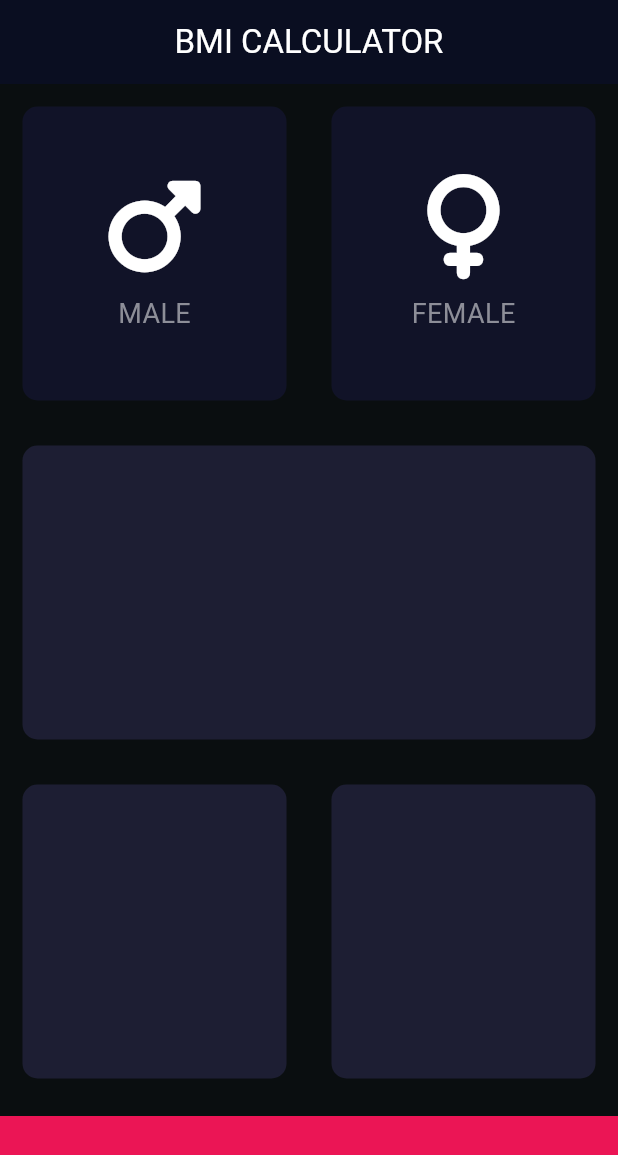
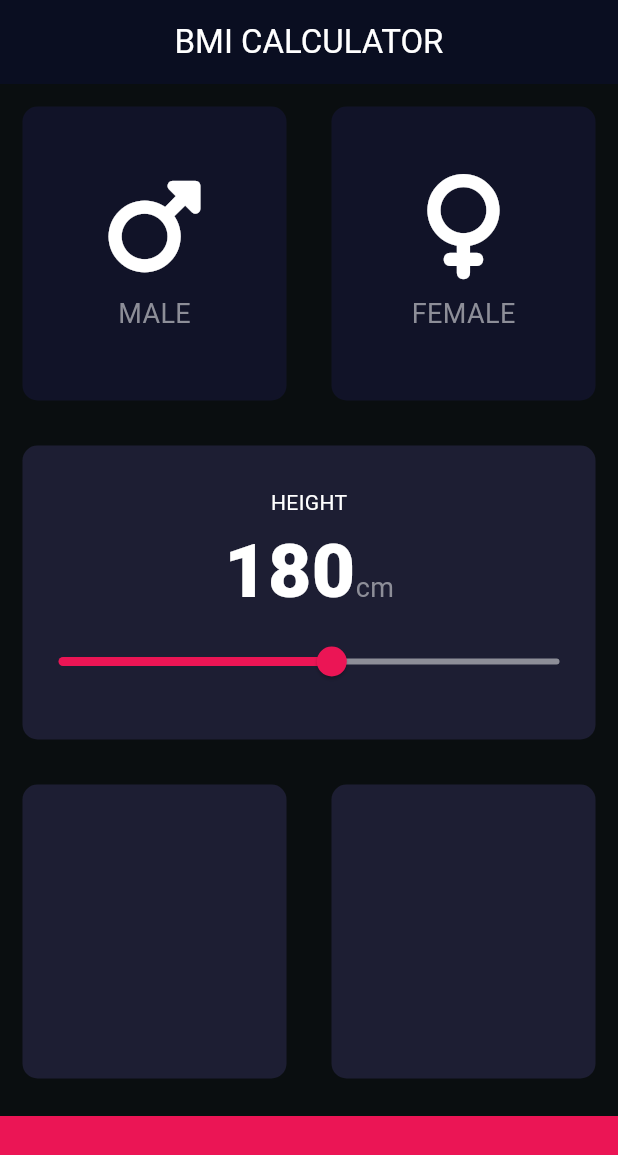
Before and after one commit to RITWIZSINGH/bmi_calculator_flutter, a Flutter app: the screen it shows after launch, on a phone screen of 412 x 824 dp. Shown: the top 1155 px of the screen. Run offline on Flutter 3.47's test engine with Material 3 defaults, Android fonts, the phone set to English and light mode, and no system bars; our stand-ins replace font_awesome_flutter; missing offline and left inert: dart:js_interop.

Commit message:
added the slider widget for height

```diff
--- a/lib/constants.dart
+++ b/lib/constants.dart
@@ -1,11 +1,16 @@
 // ignore_for_file: unused_import
 
 import 'package:flutter/material.dart';
+
 const bottomContainerWeight = 80.0;
 const activeCardColor = Color(0xFF1D1E33);
 const inactiveCardColor = Color(0xFF111328);
 const bottomCardColor = Color(0xFFEB1555);
 const labelTextStyle = TextStyle(
-              fontSize: 18.0,
-              color: Color(0xFF8D8E98),
-            );
+  fontSize: 18.0,
+  color: Color(0xFF8D8E98),
+);
+const kNumberTextLabel = TextStyle(
+  fontSize: 50.0,
+  fontWeight: FontWeight.w900,
+);
--- a/lib/input_page.dart
+++ b/lib/input_page.dart
@@ -1,4 +1,6 @@
 // ignore_for_file: library_private_types_in_public_api, prefer_const_constructors, prefer_const_literals_to_create_immutables, use_key_in_widget_constructors, unnecessary_import, sort_child_properties_last, unused_import
+
+import 'dart:js_interop';
 
 import 'package:flutter/cupertino.dart';
 import 'package:flutter/material.dart';
@@ -7,8 +9,6 @@ import 'package:font_awesome_flutter/font_awesome_flutter.dart';
 import 'icon_content.dart';
 import 'reusable_card.dart';
 import 'constants.dart';
-
-
 
 enum Gender {
   male,
@@ -21,7 +21,8 @@ class InputPage extends StatefulWidget {
 }
 
 class _InputPageState extends State<InputPage> {
-   Gender? selectedGender;
+  Gender? selectedGender;
+  int height = 180;
 
   @override
   Widget build(BuildContext context) {
@@ -34,7 +35,7 @@ class _InputPageState extends State<InputPage> {
       ),
       body:
           //FRONT PAGE UI STARTED
-          Column(children: [
+          Column(crossAxisAlignment: CrossAxisAlignment.stretch, children: [
         //TOP LAYER STARTING
         Expanded(
           child: Row(
@@ -82,8 +83,41 @@ class _InputPageState extends State<InputPage> {
         //MIDDLE CARD STARTING
         Expanded(
           child: ReusableCard(
+            cardChild: Column(
+              mainAxisAlignment: MainAxisAlignment.center,
+              children: [
+                Text('HEIGHT'),
+                //DISPLAYING HEIGHT BY SLIDER
+                Row(
+                  mainAxisAlignment: MainAxisAlignment.center,
+                  crossAxisAlignment: CrossAxisAlignment.baseline,
+                  textBaseline: TextBaseline.alphabetic,
+                  children: [
+                    Text(
+                      height.toString(),
+                      style: kNumberTextLabel,
+                    ),
+                    Text(
+                      'cm',
+                      style: labelTextStyle,
+                    )
+                  ],
+                ),
+                //SLIDER WIDGET ADDED HERE
+                Slider(
+                    value: height.toDouble(),
+                    min: 120,
+                    max: 230,
+                    activeColor: Color(0xFFEB1555),
+                    inactiveColor: Color(0xFF8D8E98),
+                    onChanged: (double newValue) {
+                      setState(() {
+                        height = newValue.round();
+                      });
+                    })
+              ],
+            ),
             colour: activeCardColor,
-            // cardChild: Slider(value: 0, onChanged: onChanged),
           ),
         ),
         //MIDDLE CARD ENDING
```
